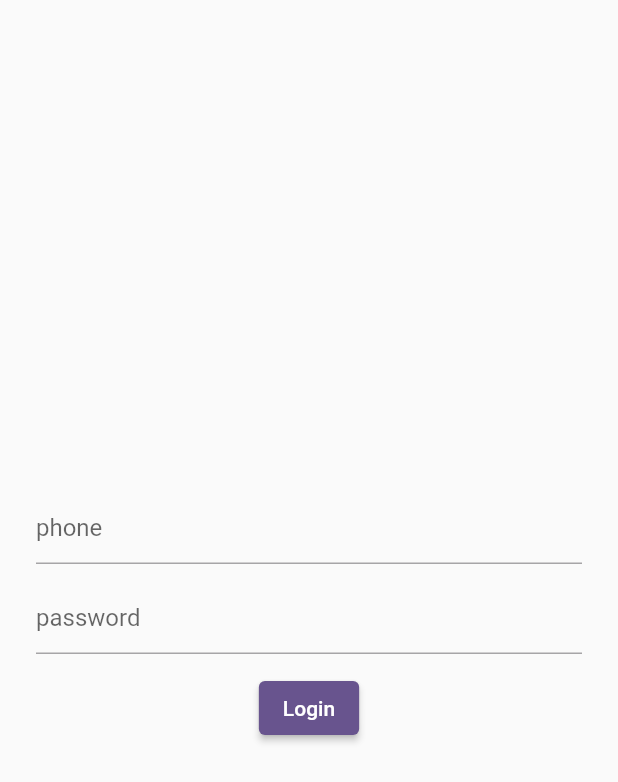
After one commit to nandakista/pelatihan-psti, a Flutter app: the screen it shows after launch, after a tap on the "logout" icon, after a tap on "Login", on a phone screen of 412 x 824 dp. The commit adds this screen. Shown: the top 782 px of the screen. Run offline on Flutter 3.47's test engine with Material 3 defaults, Android fonts, the phone set to English and light mode, and no system bars; our stand-ins replace equatable, flutter_bloc, flutter_secure_storage; network calls fail.

Commit message:
Add login with bloc

```diff
--- /dev/null
+++ b/lib/data/model/login.dart
@@ -0,0 +1,22 @@
+
+import 'user.dart';
+
+class Login {
+  User user;
+  String token;
+
+  Login({
+    required this.user,
+    required this.token,
+  });
+
+  factory Login.fromJson(Map<String, dynamic> json) => Login(
+    user: User.fromJson(json["user"]),
+    token: json["token"],
+  );
+
+  Map<String, dynamic> toJson() => {
+    "user": user.toJson(),
+    "token": token,
+  };
+}
--- /dev/null
+++ b/lib/data/model/user.dart
@@ -0,0 +1,61 @@
+class User {
+  final int? id;
+  final String? fullName;
+  final String? username;
+  final String? email;
+  final String? phoneNumber;
+  final int? roleId;
+  final int? registeredStoreId;
+  final DateTime? activatedAt;
+  final DateTime? createdAt;
+  final DateTime? updatedAt;
+  final int? isActive;
+  final String? avatar;
+
+  User({
+    this.id,
+    this.fullName,
+    this.username,
+    this.email,
+    this.phoneNumber,
+    this.roleId,
+    this.registeredStoreId,
+    this.activatedAt,
+    this.createdAt,
+    this.updatedAt,
+    this.isActive,
+    this.avatar,
+  });
+
+  factory User.fromJson(Map<String, dynamic> json) => User(
+        id: json["id"],
+        fullName: json["full_name"],
+        username: json["username"],
+        email: json["email"],
+        phoneNumber: json["phone_number"],
+        roleId: json["role_id"],
+        registeredStoreId: json["registered_store_id"],
+        activatedAt: json["activated_at"] != null
+            ? DateTime.parse(json["activated_at"]).toLocal()
+            : null,
+        createdAt: DateTime.parse(json["created_at"]).toLocal(),
+        updatedAt: DateTime.parse(json["updated_at"]).toLocal(),
+        isActive: json["is_active"],
+        avatar: json["profile_photo"],
+      );
+
+  Map<String, dynamic> toJson() => {
+        "id": id,
+        "full_name": fullName,
+        "username": username,
+        "email": email,
+        "role_id": roleId,
+        "registered_store_id": registeredStoreId,
+        "phone_number": phoneNumber,
+        "activated_at": activatedAt?.toIso8601String(),
+        "created_at": createdAt?.toIso8601String(),
+        "updated_at": updatedAt?.toIso8601String(),
+        "is_active": isActive,
+        "profile_photo": avatar,
+      };
+}
--- /dev/null
+++ b/lib/data/repository/auth_repository.dart
@@ -0,0 +1,8 @@
+import 'package:pertemuan_2/data/model/login.dart';
+
+abstract interface class AuthRepository {
+  Future<Login> login({
+    required String phoneNumber,
+    required String password,
+  });
+}
--- /dev/null
+++ b/lib/data/repository/auth_repository_impl.dart
@@ -0,0 +1,31 @@
+import 'dart:convert';
+import 'dart:developer';
+
+import 'package:pertemuan_2/data/model/login.dart';
+import 'package:pertemuan_2/data/repository/auth_repository.dart';
+import 'package:http/http.dart' as http;
+
+class AuthRepositoryImpl implements AuthRepository {
+  @override
+  Future<Login> login({required String phoneNumber, required String password}) async {
+    try {
+      Uri uri = Uri.parse('https://dancare-staging.saharsa-tech.com/api/auth/login');
+      final response = await http.post(
+        uri,
+        body: {
+          'login': phoneNumber,
+          'password': password,
+        },
+      );
+
+      print('response ${response.body}');
+      final responseBody = jsonDecode(response.body);
+
+      final responseData = Login.fromJson(responseBody['data']);
+      return responseData;
+    } catch (e) {
+      log('Error $e');
+      rethrow;
+    }
+  }
+}
--- a/lib/main.dart
+++ b/lib/main.dart
@@ -1,6 +1,9 @@
 import 'package:flutter/material.dart';
+import 'package:flutter_bloc/flutter_bloc.dart';
 import 'package:pertemuan_2/pages/benefit/benefit_detail_page.dart';
 import 'package:pertemuan_2/pages/benefit/benefit_list_page.dart';
+import 'package:pertemuan_2/pages/login/login_page.dart';
+import 'package:pertemuan_2/pages/splash/splash_page.dart';
 
 void main() {
   runApp(const MyApp());
@@ -22,6 +25,8 @@ class MyApp extends StatelessWidget {
         switch (settings.name) {
           case BenefitListPage.route:
             return MaterialPageRoute(builder: (_) => const BenefitListPage());
+          case LoginPage.route:
+            return MaterialPageRoute(builder: (_) => const LoginPage());
           case BenefitDetailPage.route:
             return MaterialPageRoute(
               builder: (_) => BenefitDetailPage(
@@ -40,7 +45,7 @@ class MyApp extends StatelessWidget {
             );
         }
       },
-      home: const BenefitListPage(),
+      home: const SplashPage(),
     );
   }
 }
--- a/lib/pages/benefit/benefit_list_page.dart
+++ b/lib/pages/benefit/benefit_list_page.dart
@@ -3,6 +3,8 @@ import 'dart:convert';
 import 'package:flutter/material.dart';
 import 'package:pertemuan_2/pages/benefit/benefit_detail_page.dart';
 import 'package:http/http.dart' as http;
+import 'package:pertemuan_2/pages/login/login_page.dart';
+import 'package:pertemuan_2/utils/db/secure_storage_manager.dart';
 
 class BenefitListPage extends StatefulWidget {
   static const route = '/list';
@@ -41,7 +43,19 @@ class _BenefitListPageState extends State<BenefitListPage> {
   @override
   Widget build(BuildContext context) {
     return Scaffold(
-      appBar: AppBar(),
+      appBar: AppBar(
+        actions: [
+          IconButton(
+            onPressed: () async {
+              await SecureStorageManager().logout();
+              if (context.mounted) {
+                Navigator.pushReplacementNamed(context, LoginPage.route);
+              }
+            },
+            icon: const Icon(Icons.logout),
+          ),
+        ],
+      ),
       body: ListView.separated(
         itemCount: dataList.length,
         itemBuilder: (context, index) {
--- /dev/null
+++ b/lib/pages/login/bloc/login_bloc.dart
@@ -0,0 +1,51 @@
+// import 'package:dio/dio.dart';
+import 'dart:developer';
+
+import 'package:equatable/equatable.dart';
+import 'package:flutter/cupertino.dart';
+import 'package:flutter/foundation.dart';
+import 'package:flutter_bloc/flutter_bloc.dart';
+import 'package:pertemuan_2/data/repository/auth_repository.dart';
+import 'package:pertemuan_2/utils/db/secure_storage_manager.dart';
+
+part 'login_event.dart';
+
+part 'login_state.dart';
+
+class LoginBloc extends Bloc<LoginEvent, LoginState> {
+  String tag = 'LoginBloc::->';
+
+  final AuthRepository repository;
+
+  LoginBloc(this.repository) : super(LoginInitial()) {
+    on<SubmitLogin>(_onSubmit);
+  }
+
+  void _onSubmit(
+    SubmitLogin event,
+    Emitter<LoginState> emit,
+  ) async {
+    try {
+      emit(LoginLoading());
+      final login = await repository.login(
+        phoneNumber: event.phone,
+        password: event.password,
+      );
+
+      SecureStorageManager().setToken(value: login.token);
+
+      emit(const LoginSuccess());
+
+      // log('phone ${event.phone}');
+      // log('password ${event.password}');
+
+      // if (event.phone == '08' && event.password == 'password') {
+      //   emit(const LoginSuccess());
+      // } else {
+      //   emit(LoginFailed('login failed'));
+      // }
+    } catch (e) {
+      emit(LoginFailed(e.toString()));
+    }
+  }
+}
--- /dev/null
+++ b/lib/pages/login/bloc/login_event.dart
@@ -0,0 +1,18 @@
+part of 'login_bloc.dart';
+
+sealed class LoginEvent extends Equatable {
+  const LoginEvent();
+
+  @override
+  List<Object> get props => [];
+}
+
+class SubmitLogin extends LoginEvent {
+  final String phone;
+  final String password;
+
+  const SubmitLogin(this.phone, this.password);
+
+  @override
+  List<Object> get props => [phone, password];
+}
--- /dev/null
+++ b/lib/pages/login/bloc/login_state.dart
@@ -0,0 +1,26 @@
+part of 'login_bloc.dart';
+
+@immutable
+sealed class LoginState extends Equatable {
+  const LoginState();
+
+  @override
+  List<Object?> get props => [];
+}
+
+class LoginInitial extends LoginState {}
+
+class LoginLoading extends LoginState {}
+
+class LoginFailed extends LoginState {
+  final String message;
+
+  const LoginFailed(this.message);
+
+  @override
+  List<Object> get props => [message];
+}
+
+class LoginSuccess extends LoginState {
+  const LoginSuccess();
+}
--- /dev/null
+++ b/lib/pages/login/login_page.dart
@@ -0,0 +1,79 @@
+import 'dart:developer';
+
+import 'package:flutter/material.dart';
+import 'package:flutter_bloc/flutter_bloc.dart';
+import 'package:flutter_secure_storage/flutter_secure_storage.dart';
+import 'package:pertemuan_2/data/repository/auth_repository_impl.dart';
+import 'package:pertemuan_2/pages/benefit/benefit_list_page.dart';
+import 'package:pertemuan_2/pages/login/bloc/login_bloc.dart';
+import 'package:pertemuan_2/utils/db/secure_storage_manager.dart';
+
+class LoginPage extends StatefulWidget {
+  static const String route = 'login';
+
+  const LoginPage({super.key});
+
+  @override
+  State<LoginPage> createState() => _LoginPageState();
+}
+
+class _LoginPageState extends State<LoginPage> {
+  final formKey = GlobalKey<FormState>();
+  final phoneController = TextEditingController();
+  final passwordController = TextEditingController();
+
+  @override
+  Widget build(BuildContext context) {
+    return BlocProvider(
+      create: (_) => LoginBloc(AuthRepositoryImpl()),
+      child: BlocConsumer<LoginBloc, LoginState>(
+        builder: (context, state) {
+          return Scaffold(
+            body: SafeArea(
+              child: Center(
+                child: SingleChildScrollView(
+                  padding: const EdgeInsets.symmetric(horizontal: 24),
+                  child: Column(
+                    children: [
+                      TextFormField(
+                        controller: phoneController,
+                        decoration: const InputDecoration(hintText: 'phone'),
+                      ),
+                      const SizedBox(height: 12),
+                      TextFormField(
+                        controller: passwordController,
+                        decoration: const InputDecoration(hintText: 'password'),
+                      ),
+                      const SizedBox(height: 12),
+                      ElevatedButton(
+                        onPressed: () {
+                          context.read<LoginBloc>().add(
+                                SubmitLogin(
+                                  phoneController.text,
+                                  passwordController.text,
+                                ),
+                              );
+                          // Navigator.pushNamed(context, BenefitListPage.route);
+                        },
+                        child: const Text('Login'),
+                      )
+                    ],
+                  ),
+                ),
+              ),
+            ),
+          );
+        },
+        listener: (BuildContext context, state) {
+          if (state is LoginSuccess) {
+            Navigator.pushReplacementNamed(context, BenefitListPage.route);
+          } else if (state is LoginLoading) {
+            log('loading');
+          } else {
+            log('Error login');
+          }
+        },
+      ),
+    );
+  }
+}
--- /dev/null
+++ b/lib/pages/splash/splash_page.dart
@@ -0,0 +1,47 @@
+import 'package:flutter/material.dart';
+import 'package:pertemuan_2/pages/benefit/benefit_list_page.dart';
+import 'package:pertemuan_2/pages/login/login_page.dart';
+import 'package:pertemuan_2/utils/db/secure_storage_manager.dart';
+
+class SplashPage extends StatefulWidget {
+  const SplashPage({super.key});
+
+  @override
+  State<SplashPage> createState() => _SplashPageState();
+}
+
+class _SplashPageState extends State<SplashPage> {
+  final secureStorageManager = SecureStorageManager();
+
+  @override
+  void initState() {
+    super.initState();
+    checkToken();
+  }
+
+  void checkToken() async {
+    await Future.delayed(Duration(seconds: 1));
+    bool isLogin = await secureStorageManager.isLoggedIn();
+    if (isLogin) {
+      if (context.mounted) {
+        Navigator.pushReplacementNamed(context, BenefitListPage.route);
+      }
+    } else {
+      if (context.mounted) {
+        Navigator.pushReplacementNamed(context, LoginPage.route);
+      }
+    }
+  }
+
+  @override
+  Widget build(BuildContext context) {
+    return const Scaffold(
+      backgroundColor: Colors.amber,
+      body: Center(
+        child: FlutterLogo(
+          size: 300,
+        ),
+      ),
+    );
+  }
+}
--- /dev/null
+++ b/lib/utils/db/secure_storage_manager.dart
@@ -0,0 +1,28 @@
+import 'package:flutter_secure_storage/flutter_secure_storage.dart';
+
+/* Created by
+   Varcant
+   nanda.kista@gmail.com
+*/
+
+class SecureStorageManager {
+  FlutterSecureStorage secureStorage = const FlutterSecureStorage();
+
+  final String _tokenKey = 'token';
+
+  Future<bool> isLoggedIn() async {
+    return (await getToken() != '');
+  }
+
+  Future<String?> getToken() async {
+    return await secureStorage.read(key: _tokenKey);
+  }
+
+  Future setToken({required String? value}) async {
+    return await secureStorage.write(key: _tokenKey, value: value);
+  }
+
+  Future logout() async {
+    await setToken(value: '');
+  }
+}
--- a/pubspec.yaml
+++ b/pubspec.yaml
@@ -36,6 +36,10 @@ dependencies:
   # Use with the CupertinoIcons class for iOS style icons.
   cupertino_icons: ^1.0.2
   http: ^1.1.0
+  flutter_bloc: ^8.1.3
+  go_router: ^12.1.1
+  equatable: ^2.0.5
+  flutter_secure_storage: ^9.0.0
 
 dev_dependencies:
   flutter_test:
```
Also changed, not shown: pubspec.lock, 6 other files.
